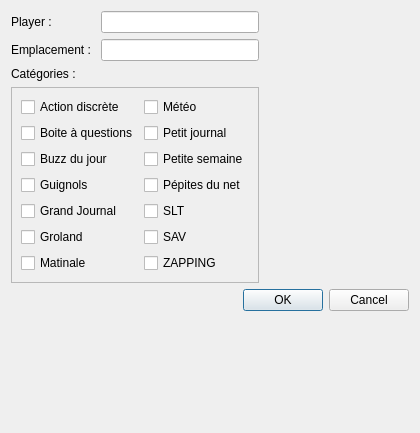
Before: the Qt Designer form Ui_Preferences.ui in joubu/CDL, drawn with Qt 5.
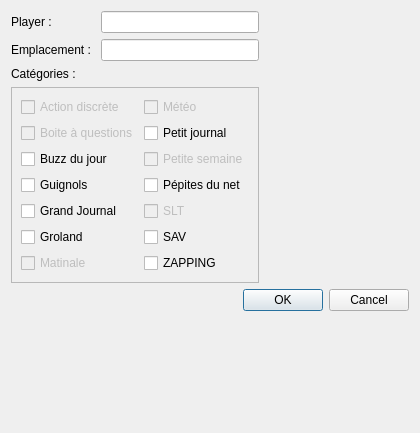
After: the same form once the commit is applied.

```diff
--- a/Ui_Preferences.ui
+++ b/Ui_Preferences.ui
@@ -65,6 +65,9 @@
        <layout class="QGridLayout" name="gridLayout_2">
         <item row="0" column="0">
          <widget class="QCheckBox" name="discrete">
+          <property name="enabled">
+           <bool>false</bool>
+          </property>
           <property name="text">
            <string>Action discrète</string>
           </property>
@@ -72,6 +75,9 @@
         </item>
         <item row="0" column="1">
          <widget class="QCheckBox" name="meteo">
+          <property name="enabled">
+           <bool>false</bool>
+          </property>
           <property name="text">
            <string>Météo</string>
           </property>
@@ -79,6 +85,9 @@
         </item>
         <item row="1" column="0">
          <widget class="QCheckBox" name="boite">
+          <property name="enabled">
+           <bool>false</bool>
+          </property>
           <property name="text">
            <string>Boite à questions</string>
           </property>
@@ -100,6 +109,9 @@
         </item>
         <item row="2" column="1">
          <widget class="QCheckBox" name="petite">
+          <property name="enabled">
+           <bool>false</bool>
+          </property>
           <property name="text">
            <string>Petite semaine</string>
           </property>
@@ -135,6 +147,9 @@
         </item>
         <item row="6" column="0">
          <widget class="QCheckBox" name="matinale">
+          <property name="enabled">
+           <bool>false</bool>
+          </property>
           <property name="text">
            <string>Matinale</string>
           </property>
@@ -142,6 +157,9 @@
         </item>
         <item row="4" column="1">
          <widget class="QCheckBox" name="salut">
+          <property name="enabled">
+           <bool>false</bool>
+          </property>
           <property name="text">
            <string>SLT</string>
           </property>
```
